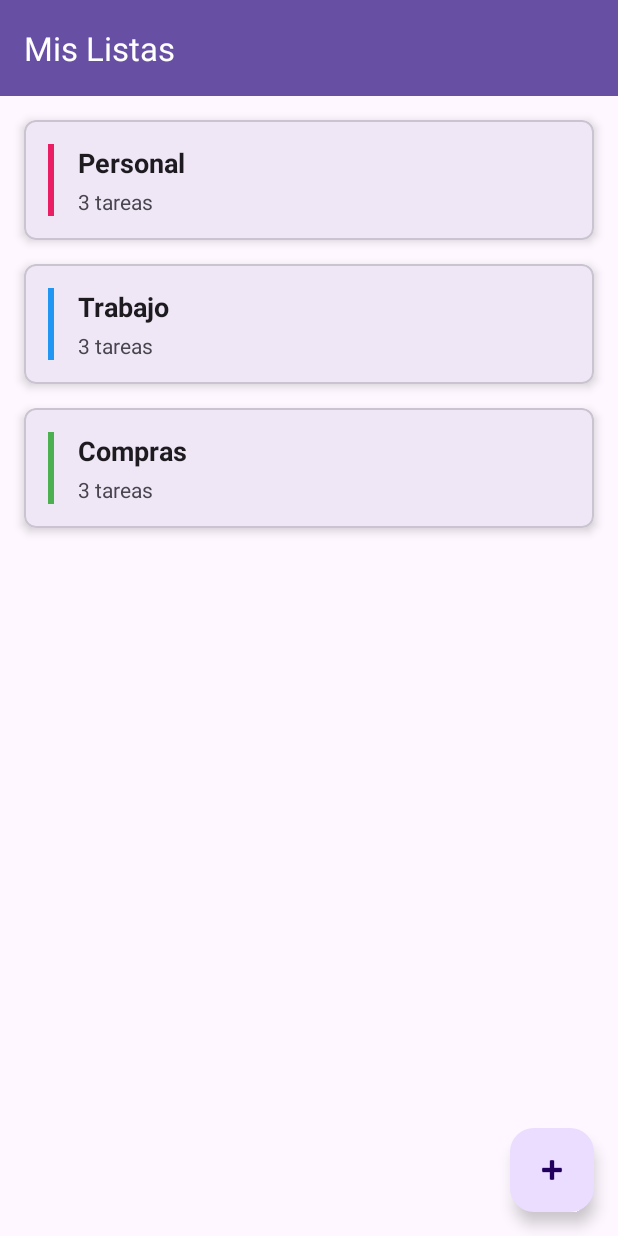
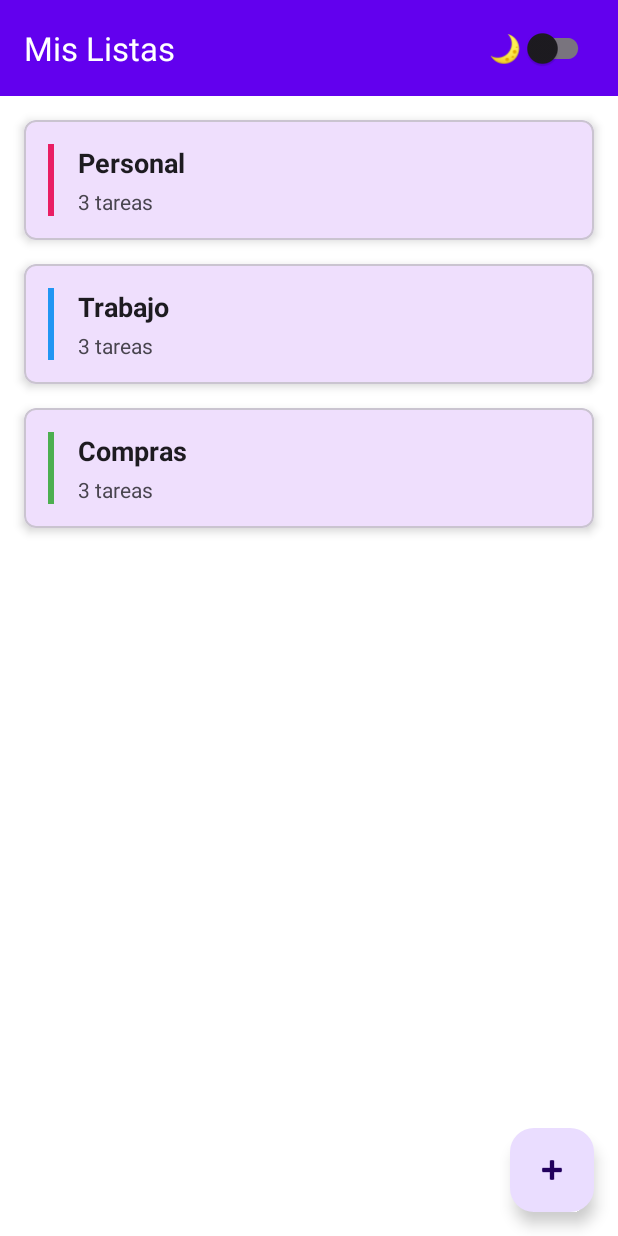
Before and after one commit to manucho89/todolist, an Android app: the screen it shows after launch (MainActivity), on a phone screen of 412 x 824 dp. Run offline under Robolectric (Android 15) with nearby library versions, the phone set to English and light mode, and no system bars; our stand-ins replace Room's generated code.

Commit message:
night mode

```diff
--- a/app/src/main/java/om/example/todolistapp2/MainActivity.kt
+++ b/app/src/main/java/om/example/todolistapp2/MainActivity.kt
@@ -1,28 +1,62 @@
 package com.example.todolistapp2
 
+import android.content.Context
 import android.content.Intent
 import android.os.Bundle
 import android.widget.EditText
 import androidx.activity.viewModels
 import androidx.appcompat.app.AlertDialog
 import androidx.appcompat.app.AppCompatActivity
+import androidx.appcompat.app.AppCompatDelegate
 import androidx.recyclerview.widget.LinearLayoutManager
 import androidx.recyclerview.widget.RecyclerView
 import com.example.todolistapp2.adapter.TaskListAdapter
 import com.example.todolistapp2.model.TaskList
 import com.example.todolistapp2.viewmodel.TaskListViewModel
 import com.google.android.material.floatingactionbutton.FloatingActionButton
+import com.google.android.material.switchmaterial.SwitchMaterial
 import kotlin.random.Random
 
 class MainActivity : AppCompatActivity() {
 
     private lateinit var recyclerView: RecyclerView
     private lateinit var adapter: TaskListAdapter
+    private lateinit var switchTheme: SwitchMaterial
     private val viewModel: TaskListViewModel by viewModels()
 
     override fun onCreate(savedInstanceState: Bundle?) {
         super.onCreate(savedInstanceState)
+
+        // Aplicar tema guardado ANTES de setContentView
+        val sharedPreferences = getSharedPreferences("AppPreferences", Context.MODE_PRIVATE)
+        val isDarkMode = sharedPreferences.getBoolean("dark_mode", false)
+        if (isDarkMode) {
+            AppCompatDelegate.setDefaultNightMode(AppCompatDelegate.MODE_NIGHT_YES)
+        } else {
+            AppCompatDelegate.setDefaultNightMode(AppCompatDelegate.MODE_NIGHT_NO)
+        }
+
         setContentView(R.layout.activity_main)
+
+        // Configurar switch de tema
+        switchTheme = findViewById(R.id.switchTheme)
+        switchTheme.isChecked = isDarkMode
+
+        // Configurar listener del switch
+        switchTheme.setOnCheckedChangeListener { _, isChecked ->
+            // Guardar preferencia
+            sharedPreferences.edit().putBoolean("dark_mode", isChecked).apply()
+
+            // Cambiar tema
+            if (isChecked) {
+                AppCompatDelegate.setDefaultNightMode(AppCompatDelegate.MODE_NIGHT_YES)
+            } else {
+                AppCompatDelegate.setDefaultNightMode(AppCompatDelegate.MODE_NIGHT_NO)
+            }
+
+            // Recrear activity para aplicar el tema inmediatamente
+            recreate()
+        }
 
         // Configurar RecyclerView
         recyclerView = findViewById(R.id.recyclerViewLists)
@@ -68,7 +102,7 @@ class MainActivity : AppCompatActivity() {
     private fun showEditListDialog(taskList: TaskList) {
         val editText = EditText(this)
         editText.setText(taskList.name)
-        editText.setSelection(taskList.name.length) // Cursor al final
+        editText.setSelection(taskList.name.length)
 
         AlertDialog.Builder(this)
             .setTitle("Editar nombre de lista")
--- a/app/src/main/res/layout/activity_main.xml
+++ b/app/src/main/res/layout/activity_main.xml
@@ -17,7 +17,18 @@
             android:layout_height="?attr/actionBarSize"
             android:background="?attr/colorPrimary"
             app:title="Mis Listas"
-            app:titleTextColor="@android:color/white" />
+            app:titleTextColor="@android:color/white">
+
+            <com.google.android.material.switchmaterial.SwitchMaterial
+                android:id="@+id/switchTheme"
+                android:layout_width="wrap_content"
+                android:layout_height="wrap_content"
+                android:layout_gravity="end"
+                android:layout_marginEnd="16dp"
+                android:text="🌙"
+                android:textSize="18sp" />
+
+        </com.google.android.material.appbar.MaterialToolbar>
 
     </com.google.android.material.appbar.AppBarLayout>
 
--- a/app/src/main/res/values-night/themes.xml
+++ b/app/src/main/res/values-night/themes.xml
@@ -1,7 +1,12 @@
-<resources xmlns:tools="http://schemas.android.com/tools">
-    <!-- Base application theme. -->
-    <style name="Base.Theme.ToDoListApp" parent="Theme.Material3.DayNight.NoActionBar">
-        <!-- Customize your dark theme here. -->
-        <!-- <item name="colorPrimary">@color/my_dark_primary</item> -->
+<resources>
+    <style name="Base.Theme.ToDoListApp2" parent="Theme.Material3.Dark.NoActionBar">
+        <item name="colorPrimary">#FFBB86FC</item>
+        <item name="colorPrimaryVariant">#FF3700B3</item>
+        <item name="colorOnPrimary">#FF000000</item>
+        <item name="android:statusBarColor">?attr/colorPrimaryVariant</item>
+        <item name="android:windowBackground">#FF121212</item>
     </style>
+
+    <style name="Theme.ToDoListApp2" parent="Base.Theme.ToDoListApp2" />
+    <style name="Theme.ToDoListApp" parent="Base.Theme.ToDoListApp2" />
 </resources>
--- a/app/src/main/res/values/themes.xml
+++ b/app/src/main/res/values/themes.xml
@@ -1,9 +1,12 @@
-<resources xmlns:tools="http://schemas.android.com/tools">
-    <!-- Base application theme. -->
-    <style name="Base.Theme.ToDoListApp" parent="Theme.Material3.DayNight.NoActionBar">
-        <!-- Customize your light theme here. -->
-        <!-- <item name="colorPrimary">@color/my_light_primary</item> -->
+<resources>
+    <style name="Base.Theme.ToDoListApp2" parent="Theme.Material3.Light.NoActionBar">
+        <item name="colorPrimary">#FF6200EE</item>
+        <item name="colorPrimaryVariant">#FF3700B3</item>
+        <item name="colorOnPrimary">#FFFFFFFF</item>
+        <item name="android:statusBarColor">?attr/colorPrimaryVariant</item>
+        <item name="android:windowBackground">@android:color/white</item>
     </style>
 
-    <style name="Theme.ToDoListApp" parent="Base.Theme.ToDoListApp" />
+    <style name="Theme.ToDoListApp2" parent="Base.Theme.ToDoListApp2" />
+    <style name="Theme.ToDoListApp" parent="Base.Theme.ToDoListApp2" />
 </resources>
```
Also changed, not shown: app/src/main/res/values/colors.xml (+7 -0 lines).
